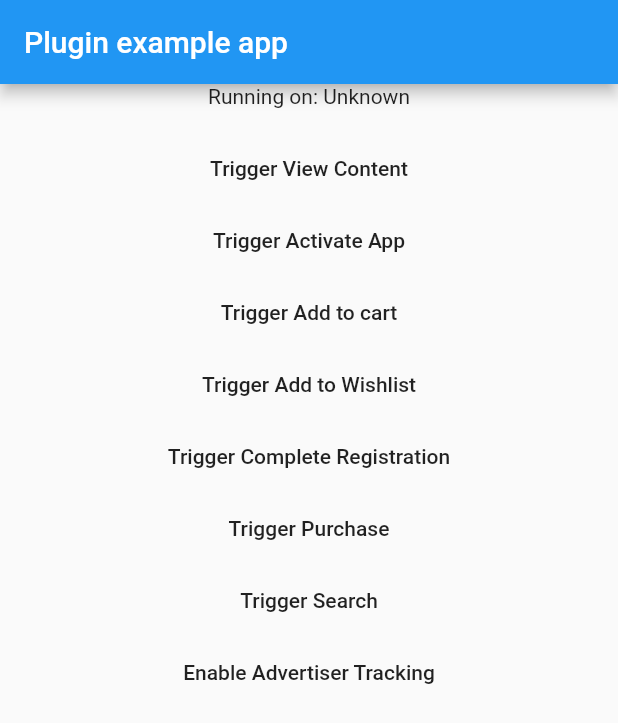
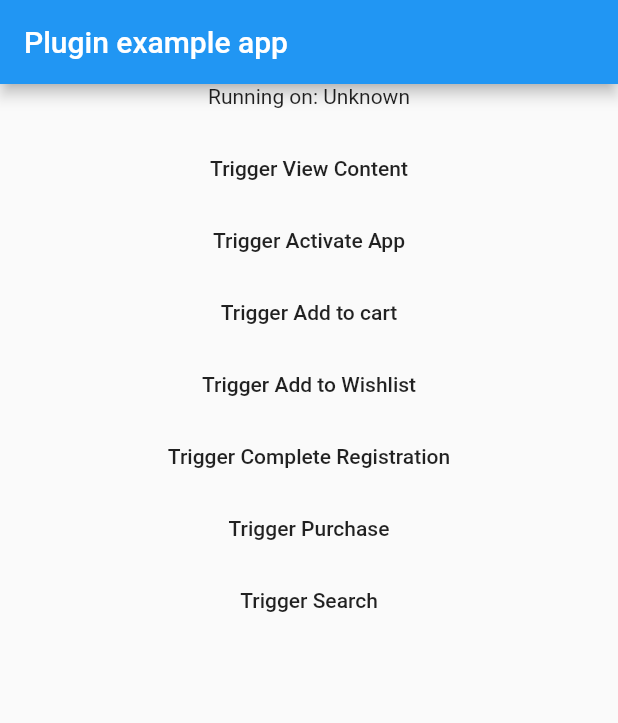
Before and after one commit to saadfarhan124/flutter_facebook_sdk, a Flutter app: the screen it shows after launch, on a phone screen of 412 x 824 dp. Shown: the top 723 px of the screen. Run offline on Flutter 3.47's test engine with Material 2 defaults, Android fonts, the phone set to English and light mode, and no system bars.

Commit message:
Added dart docs Showed Advertiser Tracking button only in iOS Added homepage to pubspec Updated README.md

```diff
--- a/example/lib/main.dart
+++ b/example/lib/main.dart
@@ -1,6 +1,7 @@
+import 'dart:async';
+import 'dart:io' show Platform;
+
 import 'package:flutter/material.dart';
-import 'dart:async';
-
 import 'package:flutter/services.dart';
 import 'package:flutter_facebook_sdk/flutter_facebook_sdk.dart';
 
@@ -135,11 +136,13 @@ class _MyAppState extends State<MyApp> {
               FlatButton(
                   onPressed: () async => await logSearch(),
                   child: Text("Trigger Search")),
+              Platform.isIOS ?
               FlatButton(
                   onPressed: () async => await setAdvertiserTracking(),
                   child: isAdvertisingTrackingEnabled
                       ? Text("Disable Advertiser Tracking")
-                      : Text("Enable Advertiser Tracking")),
+                      : Text("Enable Advertiser Tracking")) :
+                      Container(),
             ],
           ),
         ),
--- a/pubspec.yaml
+++ b/pubspec.yaml
@@ -1,7 +1,7 @@
 name: flutter_facebook_sdk
 description: A flutter plugin to get facebook deep links and log app events using the latest Facebook SDK to include support for iOS 14
-version: 0.0.1
-homepage:
+version: 0.0.2
+homepage: https://github.com/saadfarhan124/flutter_facebook_sdk
 
 environment:
   sdk: ">=2.7.0 <3.0.0"
```
Also changed, not shown: lib/flutter_facebook_sdk.dart (+38 -14 lines), 2 other files.
